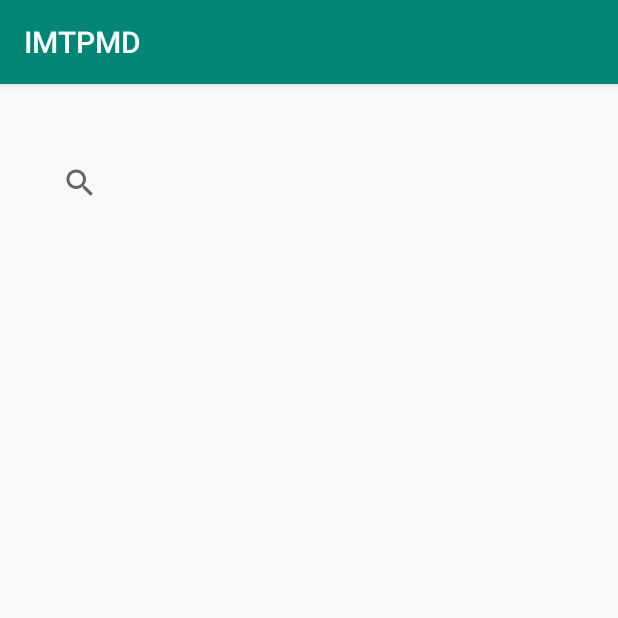
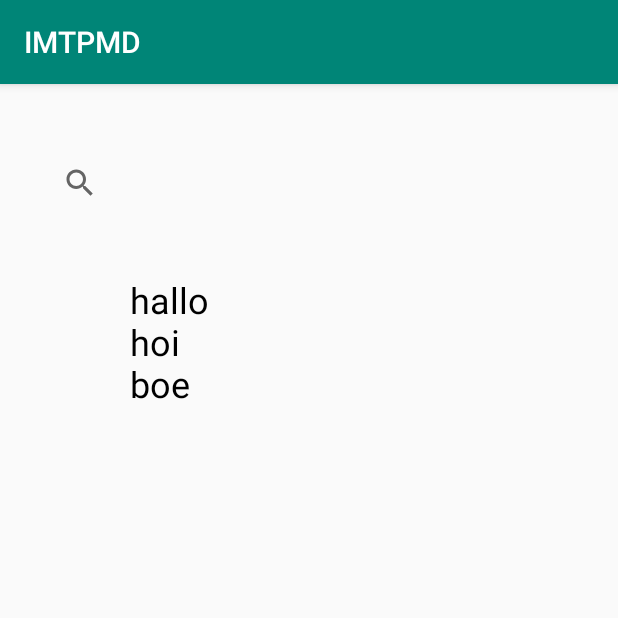
Before and after one commit to nynkevd/IMTPMD, an Android app: the MainActivity screen opened directly, with no data from a screen before it, on a phone screen of 412 x 824 dp, the top half of it. Run offline under Robolectric (Android 15) with nearby library versions, the phone set to English and light mode, and no system bars.

Commit message:
Autofill textview based on search

```diff
--- a/app/src/main/java/com/example/imtpmd/MainActivity.java
+++ b/app/src/main/java/com/example/imtpmd/MainActivity.java
@@ -6,17 +6,24 @@ import android.support.v7.app.AppCompatActivity;
 import android.os.Bundle;
 import android.util.Log;
 import android.widget.SearchView;
+import android.widget.TextView;
 
 import java.util.Arrays;
 import java.util.List;
 
 public class MainActivity extends AppCompatActivity {
 
+    private List<String> pills = Arrays.asList("hallo", "hoi", "boe");
+
     @Override
     protected void onCreate(Bundle savedInstanceState) {
         super.onCreate(savedInstanceState);
         setContentView(R.layout.activity_main);
 
+        TextView searchmatches = (TextView)findViewById(R.id.matchPills);
+        for(int i = 0; i < pills.size(); i++){
+            searchmatches.append(pills.get(i) + "\n");
+        }
 
         SharedPreferences prefs = getSharedPreferences("prefs", MODE_PRIVATE);
         boolean firstStart = prefs.getBoolean("firstStart", true);
@@ -58,10 +65,12 @@ public class MainActivity extends AppCompatActivity {
     }
 
     private void findMatches(String search){
-        List<String> pills = Arrays.asList("hallo", "hoi", "boe");
+        TextView searchmatches = (TextView)findViewById(R.id.matchPills);
+        searchmatches.setText("");
 
         for(int i = 0; i < pills.size() ; i++){
             if (pills.get(i).startsWith(search)){
+                searchmatches.append(pills.get(i) + "\n");
                 Log.d("pills",pills.get(i));
             }
         }
--- a/app/src/main/res/layout/activity_main.xml
+++ b/app/src/main/res/layout/activity_main.xml
@@ -16,4 +16,18 @@
         app:layout_constraintEnd_toEndOf="parent"
         app:layout_constraintStart_toStartOf="parent"
         app:layout_constraintTop_toTopOf="parent" />
+
+    <TextView
+        android:id="@+id/matchPills"
+        android:layout_width="238dp"
+        android:layout_height="235dp"
+        android:layout_marginStart="8dp"
+        android:layout_marginTop="36dp"
+        android:layout_marginEnd="8dp"
+        android:textColor="#000000"
+        android:textSize="24sp"
+        app:layout_constraintEnd_toEndOf="parent"
+        app:layout_constraintHorizontal_bias="0.496"
+        app:layout_constraintStart_toStartOf="parent"
+        app:layout_constraintTop_toBottomOf="@+id/searchview" />
 </android.support.constraint.ConstraintLayout>
```
